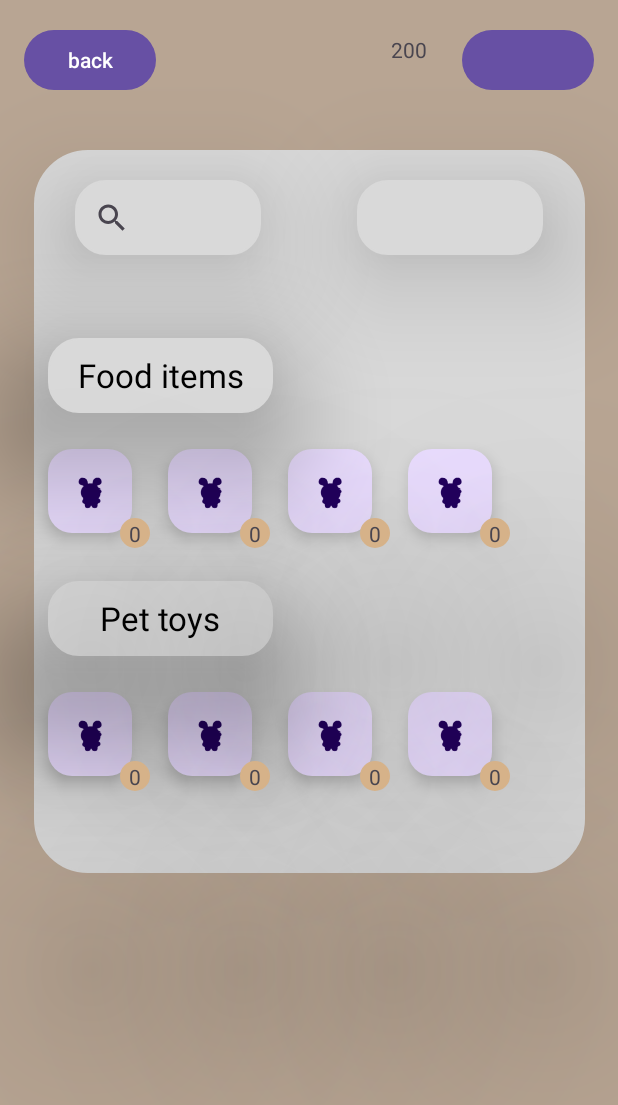
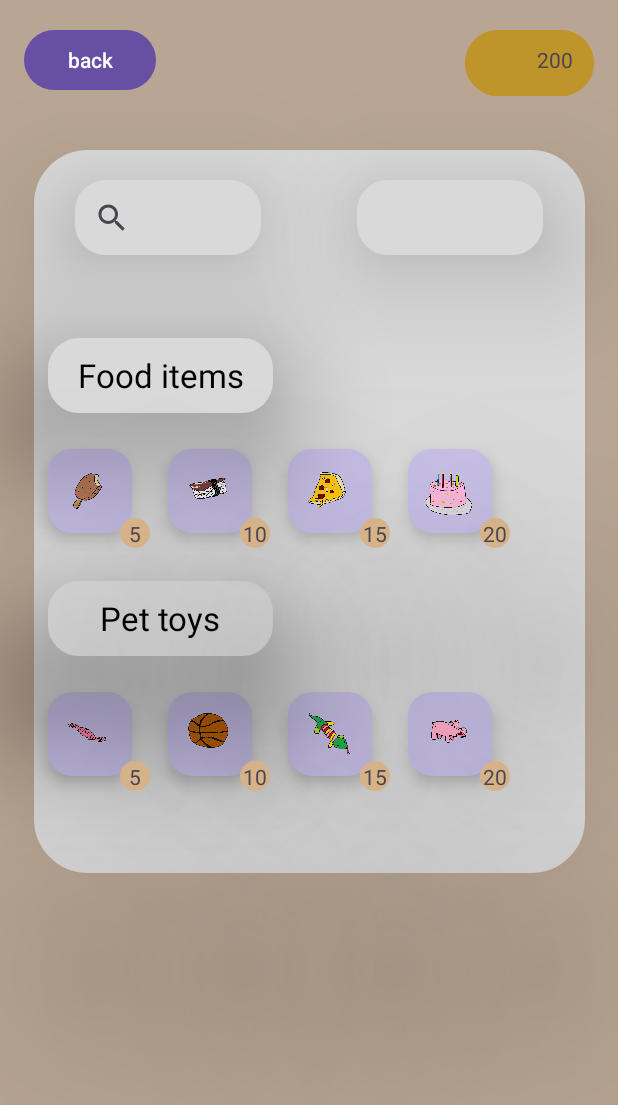
Before and after one commit to TvoiaJopa/MyPetGroup10, an Android app: the ShopScreen screen opened directly, with no data from a screen before it, on a phone screen of 412 x 824 dp. Shown: the top 1105 px of the screen. Run offline under Robolectric (Android 15) with nearby library versions, the phone set to English and light mode, and no system bars.

Commit message:
kuvia ja fixejä kauppaan

```diff
--- a/app/src/main/java/com/example/mypetgroup10/Shoop.kt
+++ b/app/src/main/java/com/example/mypetgroup10/Shoop.kt
@@ -18,10 +18,18 @@ class ShopScreen : AppCompatActivity() {
 
         //gets data for use and updates a few text views to show them
         dataSetup()
+        val sharedPreferences = getSharedPreferences("your_game_prefs", Context.MODE_PRIVATE)
 
         val navigateToPlayRoomButton: Button = findViewById(R.id.back_b_shoop)
         navigateToPlayRoomButton.setOnClickListener {
             SetNewScreen(Screens.Home)
+        }
+        //dev use money reset button
+        val moneyButton: Button = findViewById((R.id.button2))
+        moneyButton.setOnClickListener{
+            val editor = sharedPreferences.edit()
+            editor.putInt("money", 100)
+            editor.apply()
         }
 
         //item buy buttons
@@ -80,10 +88,10 @@ class ShopScreen : AppCompatActivity() {
 
     private fun itemPurchased(cost: Int, id: Int) {
         val sharedPreferences = getSharedPreferences("your_game_prefs", Context.MODE_PRIVATE)
-
         var money = sharedPreferences.getInt("money", 0)
 
-        if(id == 1){
+        if (money >= cost) {
+            if (id == 1) {
                 var amount = sharedPreferences.getInt("food1", 0)
 
                 //does the buying
@@ -97,10 +105,10 @@ class ShopScreen : AppCompatActivity() {
                 editor.apply()
 
                 //updates money textview
-            val textView8 : TextView = findViewById(R.id.textView8)
+                val textView8: TextView = findViewById(R.id.textView8)
                 textView8.text = "$money"
             }
-        if(id == 2){
+            if (id == 2) {
                 var amount = sharedPreferences.getInt("food2", 0)
 
                 //does the buying
@@ -114,10 +122,10 @@ class ShopScreen : AppCompatActivity() {
                 editor.apply()
 
                 //updates money textview
-            val textView8 : TextView = findViewById(R.id.textView8)
+                val textView8: TextView = findViewById(R.id.textView8)
                 textView8.text = "$money"
             }
-        if(id == 3){
+            if (id == 3) {
                 var amount = sharedPreferences.getInt("food3", 0)
 
                 //does the buying
@@ -131,12 +139,11 @@ class ShopScreen : AppCompatActivity() {
                 editor.apply()
 
                 //updates money textview
-            val textView8 : TextView = findViewById(R.id.textView8)
+                val textView8: TextView = findViewById(R.id.textView8)
                 textView8.text = "$money"
             }
-        if(id == 4){
+            if (id == 4) {
                 var amount = sharedPreferences.getInt("food4", 0)
-
                 //does the buying
                 money -= cost
                 amount += 1
@@ -148,12 +155,12 @@ class ShopScreen : AppCompatActivity() {
                 editor.apply()
 
                 //updates money textview
-            val textView8 : TextView = findViewById(R.id.textView8)
+                val textView8: TextView = findViewById(R.id.textView8)
                 textView8.text = "$money"
             }
-        if(id == 5){
+            if (id == 5) {
                 var amount = sharedPreferences.getInt("toy1", 0)
-
+                if (amount <= 0) {
                     //does the buying
                     money -= cost
                     amount += 1
@@ -165,12 +172,13 @@ class ShopScreen : AppCompatActivity() {
                     editor.apply()
 
                     //updates money textview
-            val textView8 : TextView = findViewById(R.id.textView8)
+                    val textView8: TextView = findViewById(R.id.textView8)
                     textView8.text = "$money"
                 }
-        if(id == 6){
+            }
+            if (id == 6) {
                 var amount = sharedPreferences.getInt("toy2", 0)
-
+                if (amount <= 0) {
                     //does the buying
                     money -= cost
                     amount += 1
@@ -182,12 +190,13 @@ class ShopScreen : AppCompatActivity() {
                     editor.apply()
 
                     //updates money textview
-            val textView8 : TextView = findViewById(R.id.textView8)
+                    val textView8: TextView = findViewById(R.id.textView8)
                     textView8.text = "$money"
                 }
-        if(id == 7){
+            }
+            if (id == 7) {
                 var amount = sharedPreferences.getInt("toy3", 0)
-
+                if (amount <= 0) {
                     //does the buying
                     money -= cost
                     amount += 1
@@ -199,12 +208,13 @@ class ShopScreen : AppCompatActivity() {
                     editor.apply()
 
                     //updates money textview
-            val textView8 : TextView = findViewById(R.id.textView8)
+                    val textView8: TextView = findViewById(R.id.textView8)
                     textView8.text = "$money"
                 }
-        if(id == 8){
+            }
+            if (id == 8) {
                 var amount = sharedPreferences.getInt("toy4", 0)
-
+                if (amount >= 0) {
                     //does the buying
                     money -= cost
                     amount += 1
@@ -216,8 +226,10 @@ class ShopScreen : AppCompatActivity() {
                     editor.apply()
 
                     //updates money textview
-            val textView8 : TextView = findViewById(R.id.textView8)
+                    val textView8: TextView = findViewById(R.id.textView8)
                     textView8.text = "$money"
+                }
+            }
         }
 
     }
--- a/app/src/main/res/layout/activity_shop_screen.xml
+++ b/app/src/main/res/layout/activity_shop_screen.xml
@@ -19,10 +19,11 @@
 
     <Button
         android:id="@+id/button2"
-        android:layout_width="wrap_content"
-        android:layout_height="wrap_content"
+        android:layout_width="86dp"
+        android:layout_height="52dp"
         android:layout_marginTop="16dp"
         android:layout_marginEnd="16dp"
+        android:backgroundTint="#BF952B"
         android:text=""
         app:layout_constraintEnd_toEndOf="parent"
         app:layout_constraintTop_toTopOf="parent" />
@@ -55,9 +56,12 @@
         android:layout_height="wrap_content"
         android:layout_marginStart="24dp"
         android:clickable="true"
+        app:tint="@null"
+        app:maxImageSize="40dp"
+        app:backgroundTint="#C8BFE7"
         app:layout_constraintStart_toEndOf="@+id/floatingActionButton8"
         app:layout_constraintTop_toTopOf="@+id/floatingActionButton8"
-        app:srcCompat="@drawable/lechita0001" />
+        app:srcCompat="@drawable/sihilisko" />
 
     <com.google.android.material.floatingactionbutton.FloatingActionButton
         android:id="@+id/floatingActionButton2"
@@ -65,9 +69,12 @@
         android:layout_height="wrap_content"
         android:layout_marginStart="24dp"
         android:clickable="true"
+        app:tint="@null"
+        app:maxImageSize="40dp"
+        app:backgroundTint="#C8BFE7"
         app:layout_constraintStart_toEndOf="@+id/floatingActionButton3"
         app:layout_constraintTop_toTopOf="@+id/floatingActionButton3"
-        app:srcCompat="@drawable/lechita0001" />
+        app:srcCompat="@drawable/pizza_icon"/>
 
     <com.google.android.material.floatingactionbutton.FloatingActionButton
         android:id="@+id/floatingActionButton"
@@ -76,9 +83,12 @@
         android:layout_marginStart="32dp"
         android:layout_marginTop="24dp"
         android:clickable="true"
+        app:tint="@null"
+        app:maxImageSize="40dp"
+        app:backgroundTint="#C8BFE7"
         app:layout_constraintStart_toStartOf="parent"
         app:layout_constraintTop_toBottomOf="@+id/textView"
-        app:srcCompat="@drawable/lechita0001" />
+        app:srcCompat="@drawable/iscrem" />
 
     <com.google.android.material.floatingactionbutton.FloatingActionButton
         android:id="@+id/floatingActionButton8"
@@ -86,9 +96,12 @@
         android:layout_height="wrap_content"
         android:layout_marginStart="24dp"
         android:clickable="true"
+        app:tint="@null"
+        app:maxImageSize="40dp"
+        app:backgroundTint="#C8BFE7"
         app:layout_constraintStart_toEndOf="@+id/floatingActionButton5"
         app:layout_constraintTop_toTopOf="@+id/floatingActionButton5"
-        app:srcCompat="@drawable/lechita0001" />
+        app:srcCompat="@drawable/ball" />
 
     <com.google.android.material.floatingactionbutton.FloatingActionButton
         android:id="@+id/floatingActionButton6"
@@ -96,9 +109,12 @@
         android:layout_height="wrap_content"
         android:layout_marginStart="24dp"
         android:clickable="true"
+        app:tint="@null"
+        app:maxImageSize="40dp"
+        app:backgroundTint="#C8BFE7"
         app:layout_constraintStart_toEndOf="@+id/floatingActionButton7"
         app:layout_constraintTop_toTopOf="@+id/floatingActionButton7"
-        app:srcCompat="@drawable/lechita0001" />
+        app:srcCompat="@drawable/piggy" />
 
     <com.google.android.material.floatingactionbutton.FloatingActionButton
         android:id="@+id/floatingActionButton4"
@@ -106,9 +122,12 @@
         android:layout_height="wrap_content"
         android:layout_marginStart="24dp"
         android:clickable="true"
+        app:tint="@null"
+        app:maxImageSize="40dp"
+        app:backgroundTint="#C8BFE7"
         app:layout_constraintStart_toEndOf="@+id/floatingActionButton2"
         app:layout_constraintTop_toTopOf="@+id/floatingActionButton2"
-        app:srcCompat="@drawable/lechita0001" />
+        app:srcCompat="@drawable/ckae" />
 
     <com.google.android.material.floatingactionbutton.FloatingActionButton
         android:id="@+id/floatingActionButton5"
@@ -117,9 +136,12 @@
         android:layout_marginStart="32dp"
         android:layout_marginTop="24dp"
         android:clickable="true"
+        app:tint="@null"
+        app:maxImageSize="40dp"
+        app:backgroundTint="#C8BFE7"
         app:layout_constraintStart_toStartOf="parent"
         app:layout_constraintTop_toBottomOf="@+id/textView2"
-        app:srcCompat="@drawable/lechita0001" />
+        app:srcCompat="@drawable/vetolelu" />
 
     <com.google.android.material.floatingactionbutton.FloatingActionButton
         android:id="@+id/floatingActionButton3"
@@ -127,9 +149,12 @@
         android:layout_height="wrap_content"
         android:layout_marginStart="24dp"
         android:clickable="true"
+        app:tint="@null"
+        app:maxImageSize="40dp"
+        app:backgroundTint="#C8BFE7"
         app:layout_constraintStart_toEndOf="@+id/floatingActionButton"
         app:layout_constraintTop_toTopOf="@+id/floatingActionButton"
-        app:srcCompat="@drawable/lechita0001" />
+        app:srcCompat="@drawable/sushi" />
 
     <TextView
         android:id="@+id/textView"
@@ -183,7 +208,7 @@
         android:background="@drawable/shop_price_rounded_corner"
         android:elevation="100dp"
         android:gravity="center"
-        android:text="@string/priceItem1"
+        android:text="@string/priceItem5"
         app:layout_constraintStart_toStartOf="parent"
         app:layout_constraintTop_toBottomOf="@+id/textView2" />
 
@@ -196,7 +221,7 @@
         android:background="@drawable/shop_price_rounded_corner"
         android:elevation="100dp"
         android:gravity="center"
-        android:text="@string/priceItem1"
+        android:text="@string/priceItem6"
         app:layout_constraintStart_toEndOf="@+id/textView7"
         app:layout_constraintTop_toBottomOf="@+id/textView2" />
 
@@ -209,7 +234,7 @@
         android:background="@drawable/shop_price_rounded_corner"
         android:elevation="100dp"
         android:gravity="center"
-        android:text="@string/priceItem1"
+        android:text="@string/priceItem7"
         app:layout_constraintStart_toEndOf="@+id/textView9"
         app:layout_constraintTop_toBottomOf="@+id/textView2" />
 
@@ -222,7 +247,7 @@
         android:background="@drawable/shop_price_rounded_corner"
         android:elevation="100dp"
         android:gravity="center"
-        android:text="@string/priceItem1"
+        android:text="@string/priceItem8"
         app:layout_constraintStart_toEndOf="@+id/textView10"
         app:layout_constraintTop_toBottomOf="@+id/textView2" />
 
@@ -235,7 +260,7 @@
         android:background="@drawable/shop_price_rounded_corner"
         android:elevation="100dp"
         android:gravity="center"
-        android:text="@string/priceItem1"
+        android:text="@string/priceItem2"
         app:layout_constraintStart_toEndOf="@+id/textView3"
         app:layout_constraintTop_toBottomOf="@+id/textView" />
 
@@ -248,7 +273,7 @@
         android:background="@drawable/shop_price_rounded_corner"
         android:elevation="100dp"
         android:gravity="center"
-        android:text="@string/priceItem1"
+        android:text="@string/priceItem3"
         app:layout_constraintStart_toEndOf="@+id/textView4"
         app:layout_constraintTop_toBottomOf="@+id/textView" />
 
@@ -261,7 +286,7 @@
         android:background="@drawable/shop_price_rounded_corner"
         android:elevation="100dp"
         android:gravity="center"
-        android:text="@string/priceItem1"
+        android:text="@string/priceItem4"
         app:layout_constraintStart_toEndOf="@+id/textView5"
         app:layout_constraintTop_toBottomOf="@+id/textView" />
 
@@ -280,11 +305,11 @@
         android:id="@+id/textView8"
         android:layout_width="wrap_content"
         android:layout_height="wrap_content"
-        android:layout_marginTop="23dp"
-        android:layout_marginEnd="23dp"
+        android:layout_marginTop="30dp"
+        android:layout_marginEnd="30dp"
         android:elevation="100dp"
         android:text="TextView"
-        app:layout_constraintEnd_toStartOf="@+id/button2"
+        app:layout_constraintEnd_toEndOf="parent"
         app:layout_constraintTop_toTopOf="parent" />
 
 </androidx.constraintlayout.widget.ConstraintLayout>
--- a/app/src/main/res/values/strings.xml
+++ b/app/src/main/res/values/strings.xml
@@ -10,15 +10,15 @@
     <string name="shopSelection1">Food items</string>
     <string name="shopSelection2">Pet toys</string>
     <!-- Default strings for shop prices -->
-    <string name="priceItem1">0</string>
-    <string name="priceItem2">0</string>
-    <string name="priceItem3">0</string>
-    <string name="priceItem4">0</string>
-    <string name="priceItem5">0</string>
-    <string name="priceItem6">0</string>
-    <string name="priceItem7">0</string>
-    <string name="priceItem8">0</string>
-    <string name="google_map_api_key">AIzaSyCt6N1006ztnPpi8nMxC8IpeG77A0AGMC0</string>
+    <string name="priceItem1">5</string>
+    <string name="priceItem2">10</string>
+    <string name="priceItem3">15</string>
+    <string name="priceItem4">20</string>
+    <string name="priceItem5">5</string>
+    <string name="priceItem6">10</string>
+    <string name="priceItem7">15</string>
+    <string name="priceItem8">20</string>
+    <string name="google_map_api_key"></string>
 
     <string name="lorem_ipsum">
         Lorem ipsum dolor sit amet, consectetur adipiscing elit. Nam in scelerisque sem. Mauris
```
Also changed, not shown: app/src/main/res/drawable/ball.png (added), app/src/main/res/drawable/ckae.png (added), app/src/main/res/drawable/iscrem.png (added), app/src/main/res/drawable/piggy.png (added), app/src/main/res/drawable/pizza_icon.png (added), app/src/main/res/drawable/sihilisko.png (added), app/src/main/res/drawable/sushi.png (added), app/src/main/res/drawable/vetolelu.png (added). Lines whose indentation alone changed are shown as unchanged.
